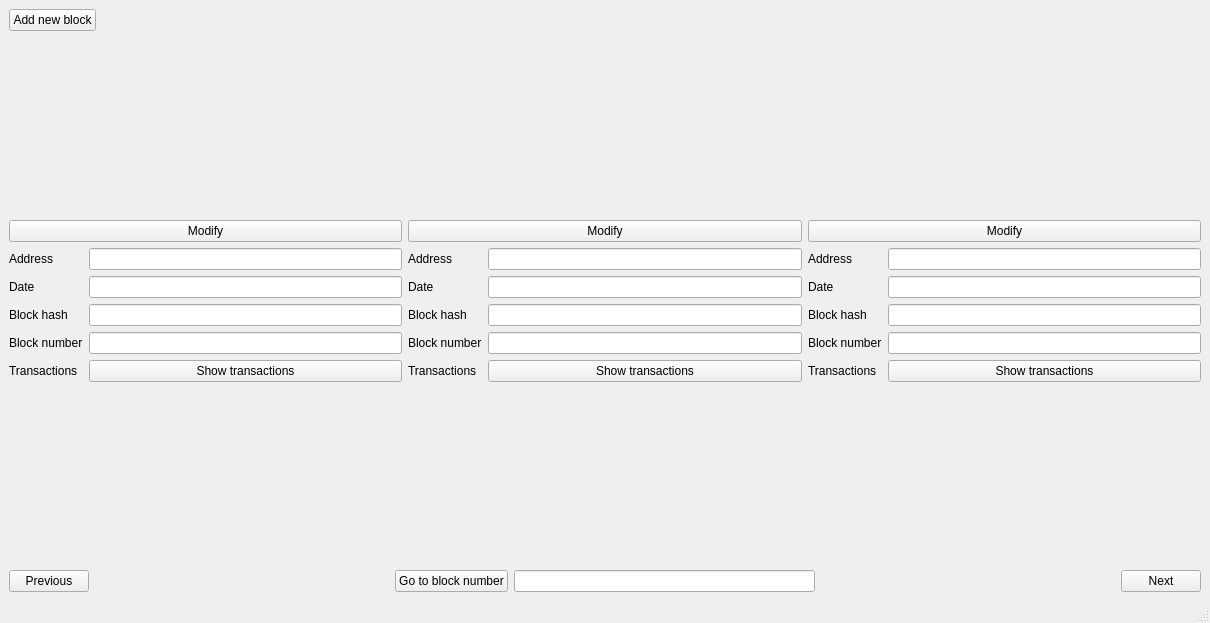
This is mainwindow.ui in krakenaut9/BlockChain as Qt 5 draws it before an edit. The edited form follows.
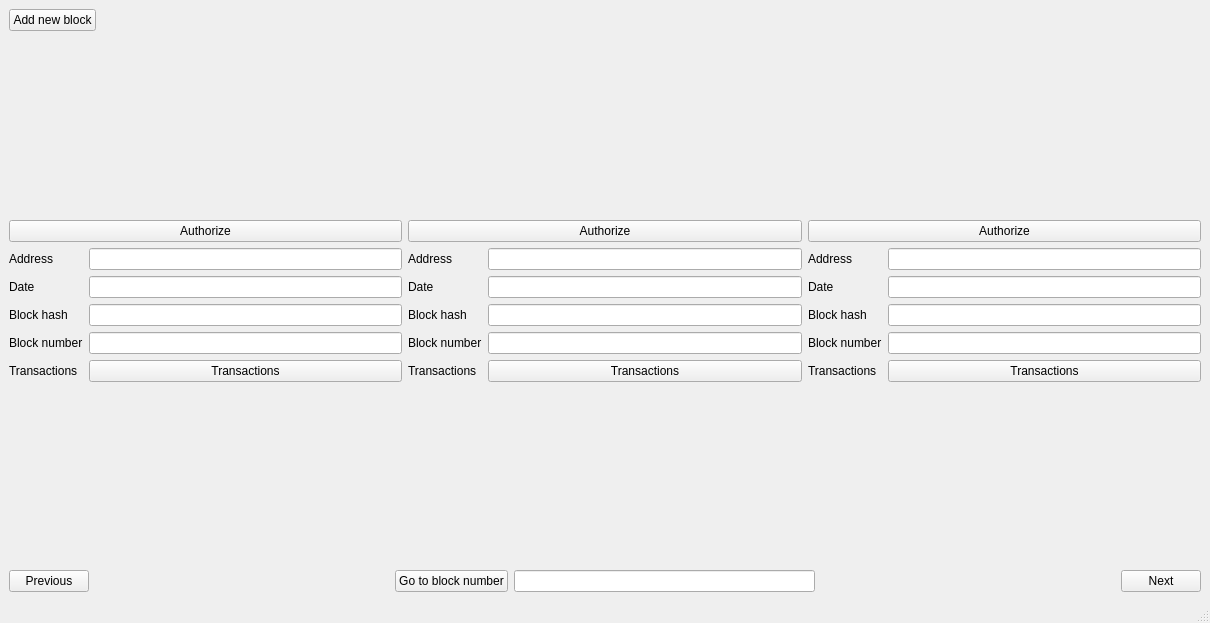
This is the edited form.

What changed in the file:
```diff
--- a/mainwindow.ui
+++ b/mainwindow.ui
@@ -59,7 +59,7 @@
         <item>
          <widget class="QPushButton" name="modifyBlockPushButton1">
           <property name="text">
-           <string>Modify</string>
+           <string>Authorize</string>
           </property>
          </widget>
         </item>
@@ -115,7 +115,7 @@
           <item row="4" column="1">
            <widget class="QPushButton" name="transactionsPushButton1">
             <property name="text">
-             <string>Show transactions</string>
+             <string>Transactions</string>
             </property>
            </widget>
           </item>
@@ -128,7 +128,7 @@
         <item>
          <widget class="QPushButton" name="modifyBlockPushButton2">
           <property name="text">
-           <string>Modify</string>
+           <string>Authorize</string>
           </property>
          </widget>
         </item>
@@ -184,7 +184,7 @@
           <item row="4" column="1">
            <widget class="QPushButton" name="transactionsPushButton2">
             <property name="text">
-             <string>Show transactions</string>
+             <string>Transactions</string>
             </property>
            </widget>
           </item>
@@ -197,7 +197,7 @@
         <item>
          <widget class="QPushButton" name="modifyBlockPushButton3">
           <property name="text">
-           <string>Modify</string>
+           <string>Authorize</string>
           </property>
          </widget>
         </item>
@@ -253,7 +253,7 @@
           <item row="4" column="1">
            <widget class="QPushButton" name="transactionsPushButton3">
             <property name="text">
-             <string>Show transactions</string>
+             <string>Transactions</string>
             </property>
            </widget>
           </item>
```
Left out of the diff: 6 changed lines with no effect on the pictures.
